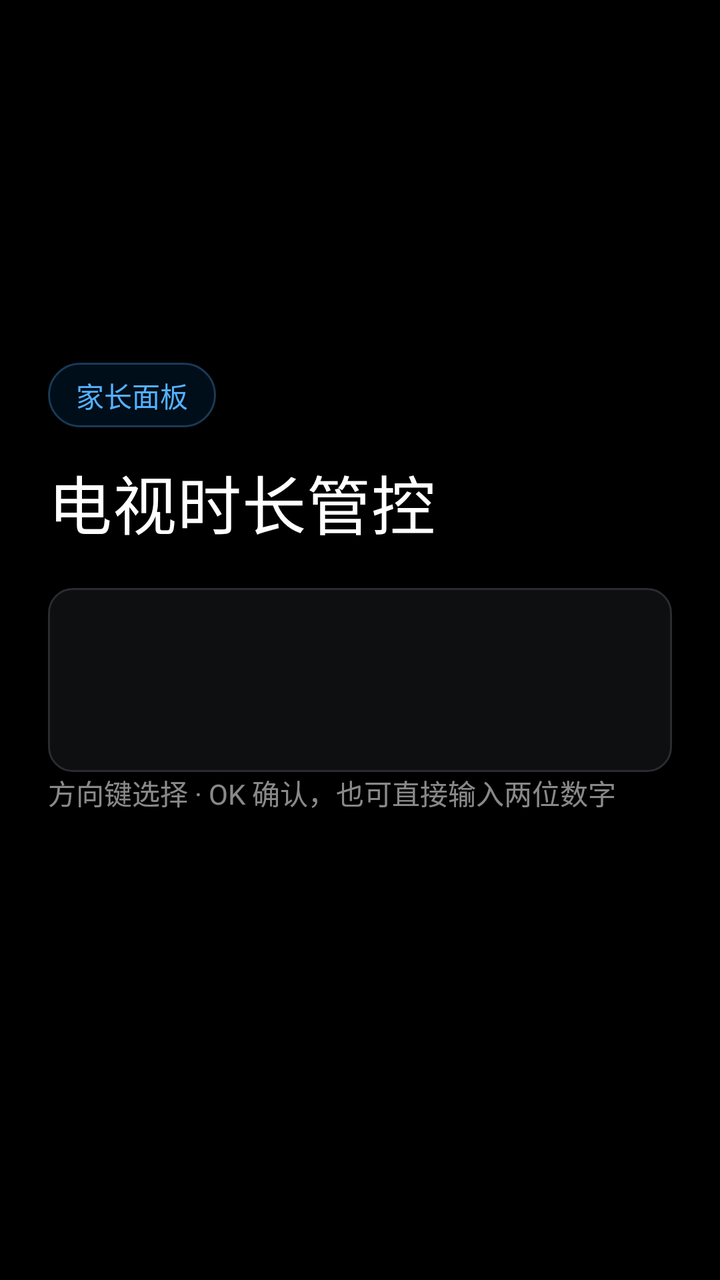
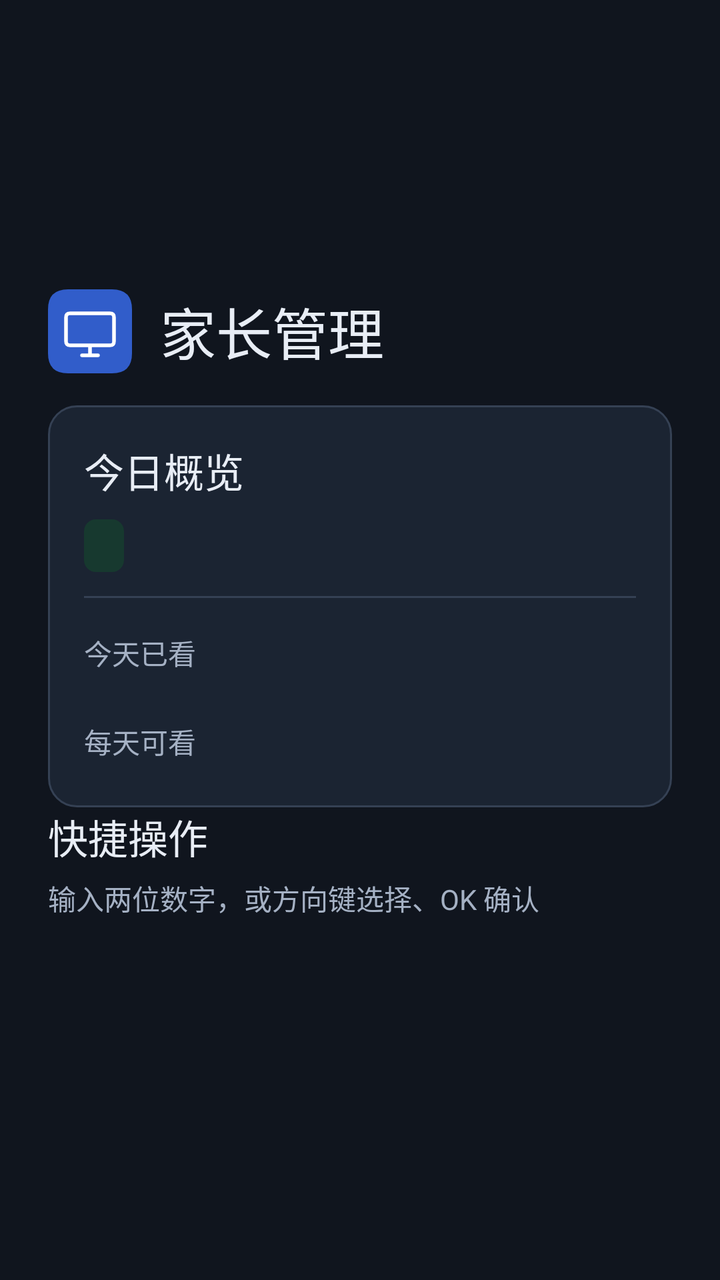

The first picture is an Android layout as it rendered before a commit; the second is the same layout after the commit. The layout source and the unified diff follow.
<!-- AndroidManifest.xml: activity theme Theme.TvGuard.Console -->
<!-- res/layout/activity_main.xml -->
<?xml version="1.0" encoding="utf-8"?>
<FrameLayout xmlns:android="http://schemas.android.com/apk/res/android"
    android:layout_width="match_parent"
    android:layout_height="match_parent"
    android:background="@color/canvas"
    android:paddingStart="24dp"
    android:paddingTop="20dp"
    android:paddingEnd="24dp"
    android:paddingBottom="32dp">

    <ScrollView
        android:id="@+id/main_scroll"
        android:layout_width="match_parent"
        android:layout_height="wrap_content"
        android:layout_gravity="center"
        android:clipToPadding="false"
        android:descendantFocusability="afterDescendants"
        android:fillViewport="false"
        android:focusable="false">

        <LinearLayout
            android:id="@+id/main_panel"
            android:layout_width="match_parent"
            android:layout_height="wrap_content"
            android:orientation="vertical">

            <TextView
                android:id="@+id/panel_brand"
                style="@style/Text.Caption"
                android:layout_width="wrap_content"
                android:layout_height="wrap_content"
                android:background="@drawable/pill_bg"
                android:paddingStart="14dp"
                android:paddingTop="6dp"
                android:paddingEnd="14dp"
                android:paddingBottom="6dp"
                android:text="家长面板"
                android:textColor="@color/accent_light" />

            <TextView
                android:id="@+id/panel_title"
                style="@style/Text.Display"
                android:layout_width="match_parent"
                android:layout_height="wrap_content"
                android:layout_marginTop="14dp"
                android:text="电视时长管控"
                android:textSize="32sp" />

            <LinearLayout
                android:id="@+id/panel_columns"
                android:layout_width="match_parent"
                android:layout_height="wrap_content"
                android:layout_marginTop="20dp"
                android:baselineAligned="false"
                android:orientation="vertical">

                <LinearLayout
                    android:id="@+id/status_column"
                    android:layout_width="match_parent"
                    android:layout_height="wrap_content"
                    android:background="@drawable/card_bg"
                    android:orientation="vertical"
                    android:padding="22dp">

                    <TextView
                        android:id="@+id/status_text"
                        style="@style/Text.Body"
                        android:layout_width="match_parent"
                        android:layout_height="wrap_content" />

                    <TextView
                        android:id="@+id/update_text"
                        style="@style/Text.Caption"
                        android:layout_width="match_parent"
                        android:layout_height="wrap_content"
                        android:layout_marginTop="12dp" />

                    <TextView
                        android:id="@+id/warn_text"
                        style="@style/Text.Warning"
                        android:layout_width="match_parent"
                        android:layout_height="wrap_content"
                        android:layout_marginTop="14dp"
                        android:visibility="gone" />
                </LinearLayout>

                <LinearLayout
                    android:id="@+id/menu_column"
                    android:layout_width="match_parent"
                    android:layout_height="wrap_content"
                    android:orientation="vertical">

                    <TextView
                        android:id="@+id/menu_hint"
                        style="@style/Text.Caption"
                        android:layout_width="match_parent"
                        android:layout_height="wrap_content"
                        android:text="方向键选择 · OK 确认，也可直接输入两位数字" />

                    <LinearLayout
                        android:id="@+id/menu_actions"
                        android:layout_width="match_parent"
                        android:layout_height="wrap_content"
                        android:baselineAligned="false"
                        android:descendantFocusability="afterDescendants"
                        android:orientation="vertical" />
                </LinearLayout>
            </LinearLayout>

            <TextView
                android:id="@+id/version_text"
                style="@style/Text.Caption"
                android:layout_width="match_parent"
                android:layout_height="wrap_content"
                android:layout_marginTop="16dp"
                android:layout_marginBottom="8dp"
                android:alpha="0.7" />
        </LinearLayout>
    </ScrollView>
</FrameLayout>
<!-- resources referenced by this layout -->
<resources>
  <color name="accent_light">#53B1FF</color>
  <color name="canvas">#000000</color>
  <!-- drawable card_bg (drawable) -->
  <?xml version="1.0" encoding="utf-8"?>
  <shape xmlns:android="http://schemas.android.com/apk/res/android"
      android:shape="rectangle">
      <solid android:color="#CC121314" />
      <corners android:radius="12dp" />
      <stroke android:width="1dp" android:color="#2A2C31" />
  </shape>
  <!-- drawable pill_bg (drawable) -->
  <?xml version="1.0" encoding="utf-8"?>
  <shape xmlns:android="http://schemas.android.com/apk/res/android"
      android:shape="rectangle">
      <solid android:color="#1F0070D1" />
      <corners android:radius="999dp" />
      <stroke android:width="1dp" android:color="#4D53B1FF" />
  </shape>
  <style name="Text.Body">
          <item name="android:textColor">@color/on_dark_mute</item>
          <item name="android:textSize">17sp</item>
          <item name="android:lineSpacingExtra">4dp</item>
          <item name="android:includeFontPadding">false</item>
      </style>
  <style name="Text.Caption">
          <item name="android:textColor">@color/mute_dark</item>
          <item name="android:textSize">14sp</item>
          <item name="android:includeFontPadding">false</item>
      </style>
  <style name="Text.Display">
          <item name="android:textColor">@color/on_dark</item>
          <item name="android:textSize">34sp</item>
          <item name="android:textStyle">normal</item>
          <item name="android:letterSpacing">0.01</item>
          <item name="android:includeFontPadding">false</item>
      </style>
  <style name="Text.Warning">
          <item name="android:textColor">@color/warning</item>
          <item name="android:textSize">16sp</item>
          <item name="android:lineSpacingExtra">3dp</item>
      </style>
  <style name="Theme.TvGuard.Console" parent="@android:style/Theme.DeviceDefault.NoActionBar">
          <item name="android:windowBackground">@android:color/transparent</item>
          <item name="android:windowIsTranslucent">true</item>
          <item name="android:backgroundDimEnabled">false</item>
          <item name="android:windowNoTitle">true</item>
          <item name="android:windowContentOverlay">@null</item>
          <item name="android:windowAnimationStyle">@null</item>
      </style>
  <color name="on_dark_mute">#CCCCCC</color>
  <color name="mute_dark">#99E5E5E5</color>
  <color name="on_dark">#FFFFFF</color>
  <color name="warning">#FF6B6B</color>
</resources>

<!-- the commit's change to res/layout/activity_main.xml (unified diff, before → after) -->
@@ -2,11 +2,11 @@
 <FrameLayout xmlns:android="http://schemas.android.com/apk/res/android"
     android:layout_width="match_parent"
     android:layout_height="match_parent"
-    android:background="@color/canvas"
+    android:background="@color/panel_canvas"
     android:paddingStart="24dp"
     android:paddingTop="20dp"
     android:paddingEnd="24dp"
-    android:paddingBottom="32dp">
+    android:paddingBottom="24dp">
 
     <ScrollView
         android:id="@+id/main_scroll"
@@ -16,7 +16,8 @@
         android:clipToPadding="false"
         android:descendantFocusability="afterDescendants"
         android:fillViewport="false"
-        android:focusable="false">
+        android:focusable="false"
+        android:scrollbarStyle="outsideOverlay">
 
         <LinearLayout
             android:id="@+id/main_panel"
@@ -24,33 +25,40 @@
             android:layout_height="wrap_content"
             android:orientation="vertical">
 
-            <TextView
-                android:id="@+id/panel_brand"
-                style="@style/Text.Caption"
-                android:layout_width="wrap_content"
-                android:layout_height="wrap_content"
-                android:background="@drawable/pill_bg"
-                android:paddingStart="14dp"
-                android:paddingTop="6dp"
-                android:paddingEnd="14dp"
-                android:paddingBottom="6dp"
-                android:text="家长面板"
-                android:textColor="@color/accent_light" />
-
-            <TextView
-                android:id="@+id/panel_title"
-                style="@style/Text.Display"
+            <LinearLayout
                 android:layout_width="match_parent"
                 android:layout_height="wrap_content"
-                android:layout_marginTop="14dp"
-                android:text="电视时长管控"
-                android:textSize="32sp" />
+                android:gravity="center_vertical"
+                android:orientation="horizontal">
+
+                <ImageView
+                    android:layout_width="42dp"
+                    android:layout_height="42dp"
+                    android:importantForAccessibility="no"
+                    android:src="@drawable/parent_tv_icon" />
+
+                <LinearLayout
+                    android:layout_width="0dp"
+                    android:layout_height="wrap_content"
+                    android:layout_marginStart="14dp"
+                    android:layout_weight="1"
+                    android:orientation="vertical">
+
+                    <TextView
+                        android:id="@+id/panel_title"
+                        style="@style/PanelText.Title"
+                        android:layout_width="match_parent"
+                        android:layout_height="wrap_content"
+                        android:text="家长管理" />
+
+                </LinearLayout>
+            </LinearLayout>
 
             <LinearLayout
                 android:id="@+id/panel_columns"
                 android:layout_width="match_parent"
                 android:layout_height="wrap_content"
-                android:layout_marginTop="20dp"
+                android:layout_marginTop="16dp"
                 android:baselineAligned="false"
                 android:orientation="vertical">
 
@@ -58,29 +66,123 @@
                     android:id="@+id/status_column"
                     android:layout_width="match_parent"
                     android:layout_height="wrap_content"
-                    android:background="@drawable/card_bg"
-                    android:orientation="vertical"
-                    android:padding="22dp">
-
-                    <TextView
-                        android:id="@+id/status_text"
-                        style="@style/Text.Body"
-                        android:layout_width="match_parent"
-                        android:layout_height="wrap_content" />
+                    android:orientation="vertical">
+
+                    <LinearLayout
+                        android:id="@+id/status_card"
+                        android:layout_width="match_parent"
+                        android:layout_height="wrap_content"
+                        android:background="@drawable/parent_card_bg"
+                        android:orientation="vertical"
+                        android:padding="18dp">
+
+                        <TextView
+                            style="@style/PanelText.Heading"
+                            android:layout_width="match_parent"
+                            android:layout_height="wrap_content"
+                            android:text="今日概览" />
+
+                        <TextView
+                            android:id="@+id/status_text"
+                            style="@style/PanelText.Caption"
+                            android:layout_width="wrap_content"
+                            android:layout_height="wrap_content"
+                            android:layout_marginTop="10dp"
+                            android:background="@drawable/parent_status_bg"
+                            android:paddingStart="10dp"
+                            android:paddingTop="5dp"
+                            android:paddingEnd="10dp"
+                            android:paddingBottom="5dp"
+                            android:textColor="@color/panel_green" />
+
+                        <TextView
+                            android:id="@+id/today_override"
+                            style="@style/PanelText.Caption"
+                            android:layout_width="match_parent"
+                            android:layout_height="wrap_content"
+                            android:layout_marginTop="10dp"
+                            android:text="今天不限时"
+                            android:textColor="@color/panel_amber"
+                            android:visibility="gone" />
+
+                        <View
+                            android:layout_width="match_parent"
+                            android:layout_height="1dp"
+                            android:layout_marginTop="12dp"
+                            android:layout_marginBottom="12dp"
+                            android:background="@color/panel_line" />
+
+                        <LinearLayout
+                            android:layout_width="match_parent"
+                            android:layout_height="wrap_content"
+                            android:gravity="center_vertical"
+                            android:orientation="horizontal">
+
+                            <TextView
+                                style="@style/PanelText.Caption"
+                                android:layout_width="0dp"
+                                android:layout_height="wrap_content"
+                                android:layout_weight="1"
+                                android:text="今天已看" />
+
+                            <TextView
+                                android:id="@+id/used_time_value"
+                                style="@style/PanelText.Value"
+                                android:layout_width="wrap_content"
+                                android:layout_height="wrap_content" />
+                        </LinearLayout>
+
+                        <LinearLayout
+                            android:layout_width="match_parent"
+                            android:layout_height="wrap_content"
+                            android:layout_marginTop="14dp"
+                            android:gravity="center_vertical"
+                            android:orientation="horizontal">
+
+                            <TextView
+                                style="@style/PanelText.Caption"
+                                android:layout_width="0dp"
+                                android:layout_height="wrap_content"
+                                android:layout_weight="1"
+                                android:text="每天可看" />
+
+                            <TextView
+                                android:id="@+id/daily_limit_value"
+                                style="@style/PanelText.Value"
+                                android:layout_width="wrap_content"
+                                android:layout_height="wrap_content" />
+                        </LinearLayout>
+
+                        <TextView
+                            android:id="@+id/bonus_summary"
+                            style="@style/PanelText.Caption"
+                            android:layout_width="match_parent"
+                            android:layout_height="wrap_content"
+                            android:layout_marginTop="12dp"
+                            android:textColor="@color/panel_blue_text"
+                            android:visibility="gone" />
+                    </LinearLayout>
 
                     <TextView
                         android:id="@+id/update_text"
-                        style="@style/Text.Caption"
-                        android:layout_width="match_parent"
-                        android:layout_height="wrap_content"
-                        android:layout_marginTop="12dp" />
+                        style="@style/PanelText.Caption"
+                        android:layout_width="match_parent"
+                        android:layout_height="wrap_content"
+                        android:layout_marginTop="12dp"
+                        android:lineSpacingExtra="3dp"
+                        android:textColor="@color/panel_blue_text"
+                        android:visibility="gone" />
 
                     <TextView
                         android:id="@+id/warn_text"
-                        style="@style/Text.Warning"
-                        android:layout_width="match_parent"
-                        android:layout_height="wrap_content"
-                        android:layout_marginTop="14dp"
+                        style="@style/PanelText.Caption"
+                        android:layout_width="match_parent"
+                        android:layout_height="wrap_content"
+                        android:layout_marginTop="12dp"
+                        android:background="@drawable/parent_notice_bg"
+                        android:lineSpacingExtra="3dp"
+                        android:padding="12dp"
+                        android:textColor="@color/panel_amber"
                         android:visibility="gone" />
                 </LinearLayout>
 
@@ -91,11 +193,19 @@
                     android:orientation="vertical">
 
                     <TextView
+                        style="@style/PanelText.Heading"
+                        android:layout_width="match_parent"
+                        android:layout_height="wrap_content"
+                        android:text="快捷操作" />
+
+                    <TextView
                         android:id="@+id/menu_hint"
-                        style="@style/Text.Caption"
-                        android:layout_width="match_parent"
-                        android:layout_height="wrap_content"
-                        android:text="方向键选择 · OK 确认，也可直接输入两位数字" />
+                        style="@style/PanelText.Caption"
+                        android:layout_width="match_parent"
+                        android:layout_height="wrap_content"
+                        android:layout_marginTop="6dp"
+                        android:layout_marginBottom="4dp"
+                        android:text="输入两位数字，或方向键选择、OK 确认" />
 
                     <LinearLayout
                         android:id="@+id/menu_actions"
@@ -109,12 +219,10 @@
 
             <TextView
                 android:id="@+id/version_text"
-                style="@style/Text.Caption"
+                style="@style/PanelText.Caption"
                 android:layout_width="match_parent"
                 android:layout_height="wrap_content"
-                android:layout_marginTop="16dp"
-                android:layout_marginBottom="8dp"
-                android:alpha="0.7" />
+                android:layout_marginTop="12dp" />
         </LinearLayout>
     </ScrollView>
 </FrameLayout>
<!-- resource entries referenced after the edit -->
@@ -1,45 +1,54 @@
 <!-- resources referenced by this layout -->
 <resources>
-  <color name="accent_light">#53B1FF</color>
-  <color name="canvas">#000000</color>
-  <!-- drawable card_bg (drawable) -->
+  <color name="panel_amber">#F3C478</color>
+  <color name="panel_blue_text">#9AB9FF</color>
+  <color name="panel_canvas">#10151E</color>
+  <color name="panel_green">#90D9B3</color>
+  <color name="panel_line">#354154</color>
+  <!-- drawable parent_card_bg (drawable) -->
   <?xml version="1.0" encoding="utf-8"?>
-  <shape xmlns:android="http://schemas.android.com/apk/res/android"
-      android:shape="rectangle">
-      <solid android:color="#CC121314" />
-      <corners android:radius="12dp" />
-      <stroke android:width="1dp" android:color="#2A2C31" />
+  <shape xmlns:android="http://schemas.android.com/apk/res/android">
+      <solid android:color="@color/panel_surface" />
+      <stroke android:width="1dp" android:color="@color/panel_line" />
+      <corners android:radius="14dp" />
   </shape>
-  <!-- drawable pill_bg (drawable) -->
+  <!-- drawable parent_notice_bg (drawable) -->
   <?xml version="1.0" encoding="utf-8"?>
-  <shape xmlns:android="http://schemas.android.com/apk/res/android"
-      android:shape="rectangle">
-      <solid android:color="#1F0070D1" />
-      <corners android:radius="999dp" />
-      <stroke android:width="1dp" android:color="#4D53B1FF" />
+  <shape xmlns:android="http://schemas.android.com/apk/res/android">
+      <solid android:color="@color/panel_amber_soft" />
+      <corners android:radius="10dp" />
   </shape>
-  <style name="Text.Body">
-          <item name="android:textColor">@color/on_dark_mute</item>
-          <item name="android:textSize">17sp</item>
-          <item name="android:lineSpacingExtra">4dp</item>
-          <item name="android:includeFontPadding">false</item>
+  <!-- drawable parent_status_bg (drawable) -->
+  <?xml version="1.0" encoding="utf-8"?>
+  <shape xmlns:android="http://schemas.android.com/apk/res/android">
+      <solid android:color="@color/panel_green_soft" />
+      <corners android:radius="6dp" />
+  </shape>
+  <!-- drawable parent_tv_icon (drawable) -->
+  <?xml version="1.0" encoding="utf-8"?>
+  <vector xmlns:android="http://schemas.android.com/apk/res/android"
+      android:width="42dp" android:height="42dp"
+      android:viewportWidth="42" android:viewportHeight="42">
+      <path android:fillColor="@color/panel_blue" android:pathData="M10,0H32Q42,0 42,10V32Q42,42 32,42H10Q0,42 0,32V10Q0,0 10,0" />
+      <path android:fillColor="@android:color/transparent" android:strokeColor="#FFFFFF"
+          android:strokeWidth="1.8" android:strokeLineCap="round" android:strokeLineJoin="round"
+          android:pathData="M11,12H31Q33,12 33,14V26Q33,28 31,28H11Q9,28 9,26V14Q9,12 11,12ZM17,33H25M21,28V33" />
+  </vector>
+  <style name="PanelText.Caption">
+          <item name="android:textColor">@color/panel_muted</item>
+          <item name="android:textSize">14sp</item>
       </style>
-  <style name="Text.Caption">
-          <item name="android:textColor">@color/mute_dark</item>
-          <item name="android:textSize">14sp</item>
-          <item name="android:includeFontPadding">false</item>
+  <style name="PanelText.Heading">
+          <item name="android:fontFamily">sans-serif-medium</item>
+          <item name="android:textSize">20sp</item>
       </style>
-  <style name="Text.Display">
-          <item name="android:textColor">@color/on_dark</item>
-          <item name="android:textSize">34sp</item>
-          <item name="android:textStyle">normal</item>
-          <item name="android:letterSpacing">0.01</item>
-          <item name="android:includeFontPadding">false</item>
+  <style name="PanelText.Title">
+          <item name="android:fontFamily">sans-serif-medium</item>
+          <item name="android:textSize">28sp</item>
       </style>
-  <style name="Text.Warning">
-          <item name="android:textColor">@color/warning</item>
-          <item name="android:textSize">16sp</item>
-          <item name="android:lineSpacingExtra">3dp</item>
+  <style name="PanelText.Value">
+          <item name="android:fontFamily">sans-serif-medium</item>
+          <item name="android:textSize">26sp</item>
       </style>
   <style name="Theme.TvGuard.Console" parent="@android:style/Theme.DeviceDefault.NoActionBar">
           <item name="android:windowBackground">@android:color/transparent</item>
@@ -49,9 +58,10 @@
           <item name="android:windowContentOverlay">@null</item>
           <item name="android:windowAnimationStyle">@null</item>
       </style>
-  <color name="on_dark_mute">#CCCCCC</color>
-  <color name="mute_dark">#99E5E5E5</color>
-  <color name="on_dark">#FFFFFF</color>
-  <color name="warning">#FF6B6B</color>
+  <color name="panel_surface">#1B2432</color>
+  <color name="panel_amber_soft">#332A1D</color>
+  <color name="panel_green_soft">#17392F</color>
+  <color name="panel_blue">#315DCA</color>
+  <color name="panel_muted">#A5B1C4</color>
 </resources>
 
